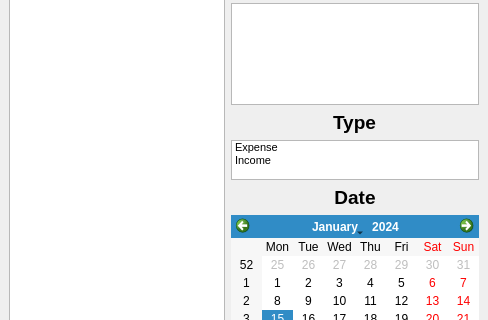
Samu-K/budget_app, file budget/budget.ui: the form before one commit; both pictures show x 0 to 488 and y 200 to 520 of the 488 by 623 pixel window.
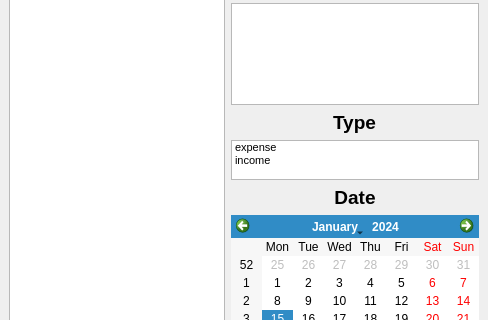
The form after the commit.

The edit to the form file:
```diff
--- a/budget/budget.ui
+++ b/budget/budget.ui
@@ -188,12 +188,12 @@
         </property>
         <item>
          <property name="text">
-          <string>Expense</string>
+          <string>expense</string>
          </property>
         </item>
         <item>
          <property name="text">
-          <string>Income</string>
+          <string>income</string>
          </property>
         </item>
        </widget>
```
Left out of the diff: 8 changed lines with no effect on the pictures.
